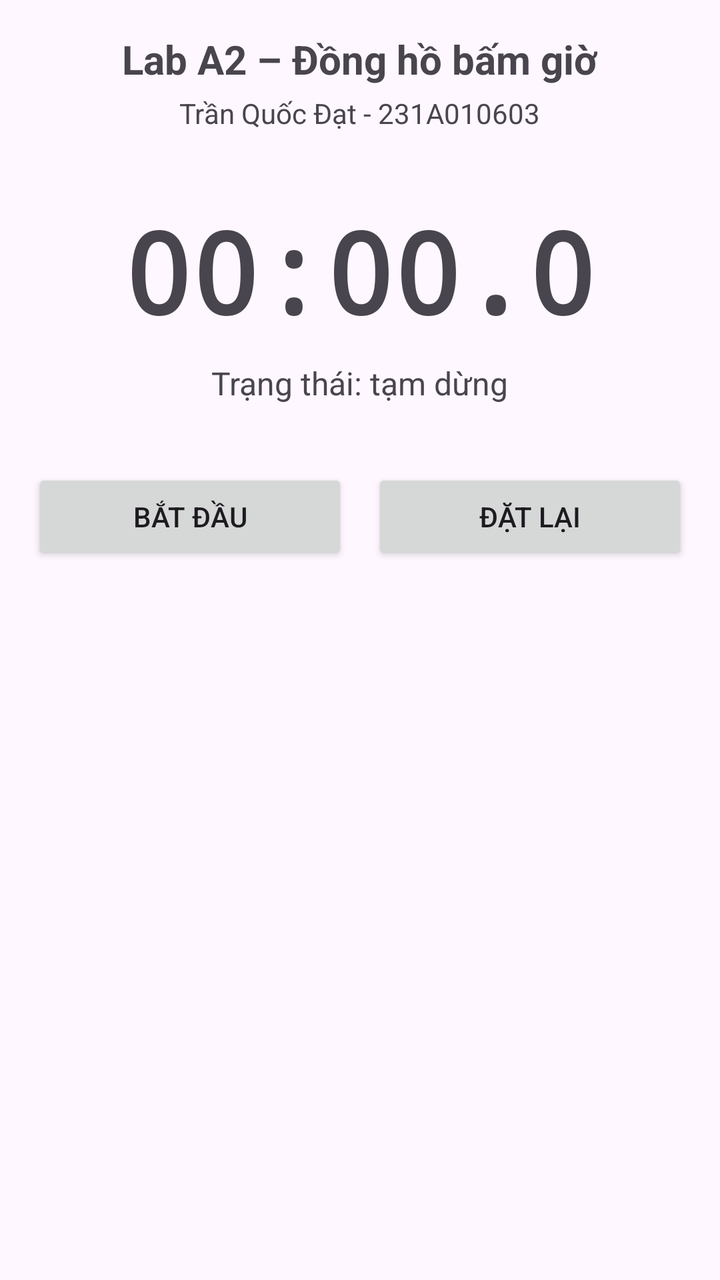
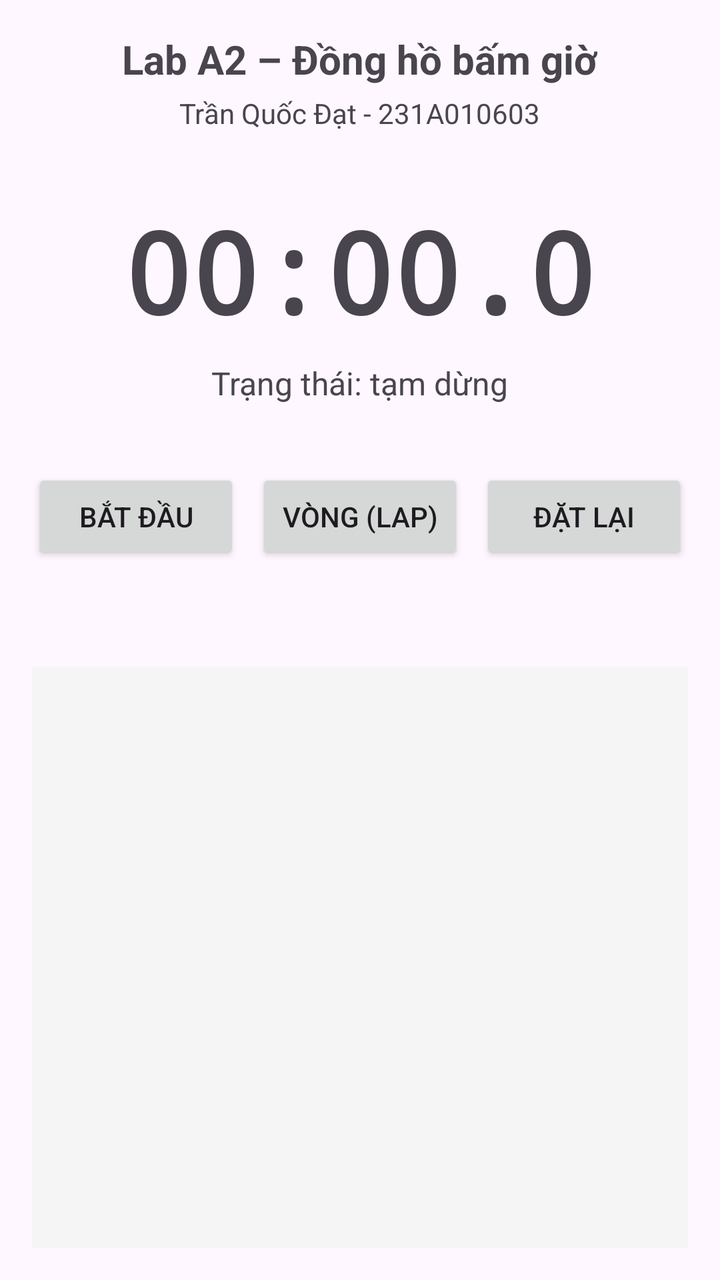

An Android layout rendered at two revisions. The XML below is the earlier revision; the diff shows what the commit changed to produce the second picture.
<!-- AndroidManifest.xml: application theme Theme.A2231A010603 -->
<!-- res/layout/activity_main.xml -->
<?xml version="1.0" encoding="utf-8"?>
<LinearLayout xmlns:android="http://schemas.android.com/apk/res/android"

    android:id="@+id/main"

    android:layout_width="match_parent"

    android:layout_height="match_parent"

    android:gravity="center_horizontal"

    android:orientation="vertical"

    android:padding="16dp">



    <TextView

        android:layout_width="wrap_content"

        android:layout_height="wrap_content"

        android:text="@string/title"

        android:textSize="20sp"

        android:textStyle="bold" />



    <TextView

        android:layout_width="wrap_content"

        android:layout_height="wrap_content"

        android:layout_marginTop="4dp"

        android:text="@string/student" />



    <TextView

        android:id="@+id/tvTime"

        android:layout_width="wrap_content"

        android:layout_height="wrap_content"

        android:layout_marginTop="32dp"

        android:fontFamily="monospace"

        android:text="@string/zero_time"

        android:textSize="56sp"

        android:textStyle="bold" />



    <TextView

        android:id="@+id/tvStatus"

        android:layout_width="wrap_content"

        android:layout_height="wrap_content"

        android:layout_marginTop="8dp"

        android:text="@string/status_paused"

        android:textSize="16sp" />



    <LinearLayout

        android:layout_width="match_parent"

        android:layout_height="wrap_content"

        android:layout_marginTop="32dp"

        android:orientation="horizontal">



        <Button

            android:id="@+id/btnStartPause"

            android:layout_width="0dp"

            android:layout_height="wrap_content"

            android:layout_weight="1"

            android:text="@string/start" />



        <Button

            android:id="@+id/btnReset"

            android:layout_width="0dp"

            android:layout_height="wrap_content"

            android:layout_marginStart="12dp"

            android:layout_weight="1"

            android:text="@string/reset" />

    </LinearLayout>



    <TextView

        android:id="@+id/tvRecreate"

        android:layout_width="wrap_content"

        android:layout_height="wrap_content"

        android:layout_marginTop="24dp"

        android:textSize="14sp" />

</LinearLayout>
<!-- resources referenced by this layout -->
<resources>
  <string name="reset">Đặt lại</string>
  <string name="start">Bắt đầu</string>
  <string name="status_paused">Trạng thái: tạm dừng</string>
  <string name="student">Trần Quốc Đạt - 231A010603</string>
  <string name="title">Lab A2 – Đồng hồ bấm giờ</string>
  <string name="zero_time">00:00.0</string>
  <style name="Theme.A2231A010603" parent="Base.Theme.A2231A010603" />
  <style name="Base.Theme.A2231A010603" parent="Theme.Material3.DayNight.NoActionBar">
          
          
      </style>
</resources>

<!-- the commit's change to res/layout/activity_main.xml (unified diff, before → after) -->
@@ -1,136 +1,96 @@
 <?xml version="1.0" encoding="utf-8"?>
 <LinearLayout xmlns:android="http://schemas.android.com/apk/res/android"
-
     android:id="@+id/main"
-
     android:layout_width="match_parent"
-
     android:layout_height="match_parent"
-
     android:gravity="center_horizontal"
-
     android:orientation="vertical"
-
     android:padding="16dp">
 
-
+    <TextView
+        android:layout_width="wrap_content"
+        android:layout_height="wrap_content"
+        android:text="@string/title"
+        android:textSize="20sp"
+        android:textStyle="bold" />
 
     <TextView
+        android:layout_width="wrap_content"
+        android:layout_height="wrap_content"
+        android:layout_marginTop="4dp"
+        android:text="@string/student" />
 
+    <TextView
+        android:id="@+id/tvTime"
         android:layout_width="wrap_content"
-
         android:layout_height="wrap_content"
-
-        android:text="@string/title"
-
-        android:textSize="20sp"
-
+        android:layout_marginTop="32dp"
+        android:fontFamily="monospace"
+        android:text="@string/zero_time"
+        android:textSize="56sp"
         android:textStyle="bold" />
 
+    <TextView
+        android:id="@+id/tvStatus"
+        android:layout_width="wrap_content"
+        android:layout_height="wrap_content"
+        android:layout_marginTop="8dp"
+        android:text="@string/status_paused"
+        android:textSize="16sp" />
 
+    <LinearLayout
+        android:layout_width="match_parent"
+        android:layout_height="wrap_content"
+        android:layout_marginTop="32dp"
+        android:orientation="horizontal">
+
+        <Button
+            android:id="@+id/btnStartPause"
+            android:layout_width="0dp"
+            android:layout_height="wrap_content"
+            android:layout_weight="1"
+            android:text="@string/start" />
+
+        
+        <Button
+            android:id="@+id/btnLap"
+            android:layout_width="0dp"
+            android:layout_height="wrap_content"
+            android:layout_marginStart="8dp"
+            android:layout_weight="1"
+            android:text="Vòng (Lap)" />
+
+        <Button
+            android:id="@+id/btnReset"
+            android:layout_width="0dp"
+            android:layout_height="wrap_content"
+            android:layout_marginStart="8dp"
+            android:layout_weight="1"
+            android:text="@string/reset" />
+    </LinearLayout>
 
     <TextView
-
+        android:id="@+id/tvRecreate"
         android:layout_width="wrap_content"
-
         android:layout_height="wrap_content"
-
-        android:layout_marginTop="4dp"
-
-        android:text="@string/student" />
-
-
-
-    <TextView
-
-        android:id="@+id/tvTime"
-
-        android:layout_width="wrap_content"
-
-        android:layout_height="wrap_content"
-
-        android:layout_marginTop="32dp"
-
-        android:fontFamily="monospace"
-
-        android:text="@string/zero_time"
-
-        android:textSize="56sp"
-
-        android:textStyle="bold" />
-
-
-
-    <TextView
-
-        android:id="@+id/tvStatus"
-
-        android:layout_width="wrap_content"
-
-        android:layout_height="wrap_content"
-
-        android:layout_marginTop="8dp"
-
-        android:text="@string/status_paused"
-
-        android:textSize="16sp" />
-
-
-
-    <LinearLayout
-
-        android:layout_width="match_parent"
-
-        android:layout_height="wrap_content"
-
-        android:layout_marginTop="32dp"
-
-        android:orientation="horizontal">
-
-
-
-        <Button
-
-            android:id="@+id/btnStartPause"
-
-            android:layout_width="0dp"
-
-            android:layout_height="wrap_content"
-
-            android:layout_weight="1"
-
-            android:text="@string/start" />
-
-
-
-        <Button
-
-            android:id="@+id/btnReset"
-
-            android:layout_width="0dp"
-
-            android:layout_height="wrap_content"
-
-            android:layout_marginStart="12dp"
-
-            android:layout_weight="1"
-
-            android:text="@string/reset" />
-
-    </LinearLayout>
-
-
-
-    <TextView
-
-        android:id="@+id/tvRecreate"
-
-        android:layout_width="wrap_content"
-
-        android:layout_height="wrap_content"
-
-        android:layout_marginTop="24dp"
-
+        android:layout_marginTop="16dp"
         android:textSize="14sp" />
 
+    
+    <ScrollView
+        android:layout_width="match_parent"
+        android:layout_height="0dp"
+        android:layout_weight="1"
+        android:layout_marginTop="16dp"
+        android:background="#F5F5F5"
+        android:padding="8dp">
+
+        <TextView
+            android:id="@+id/tvLaps"
+            android:layout_width="match_parent"
+            android:layout_height="wrap_content"
+            android:fontFamily="monospace"
+            android:textSize="16sp"
+            android:textColor="#000000" />
+    </ScrollView>
 </LinearLayout>
